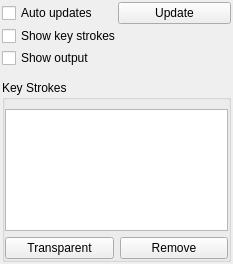
Old version of the form plugins/tools/tool_lazybrush/kis_tool_lazy_brush_options_widget.ui in the repository KDE/krita.
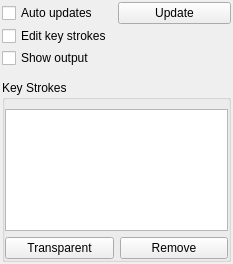
New version of the form. Custom widgets are drawn as their Qt base class.

Commit message:
Rename "Show key strokes" into "Edit key strokes"
As was agreed during the sprint

```diff
--- a/plugins/tools/tool_lazybrush/kis_tool_lazy_brush_options_widget.ui
+++ b/plugins/tools/tool_lazybrush/kis_tool_lazy_brush_options_widget.ui
@@ -50,7 +50,7 @@
    <item>
     <widget class="QCheckBox" name="chkShowKeyStrokes">
      <property name="text">
-      <string>Show key strokes</string>
+      <string>Edit key strokes</string>
      </property>
     </widget>
    </item>
```
The commit also changes 4 other files.
